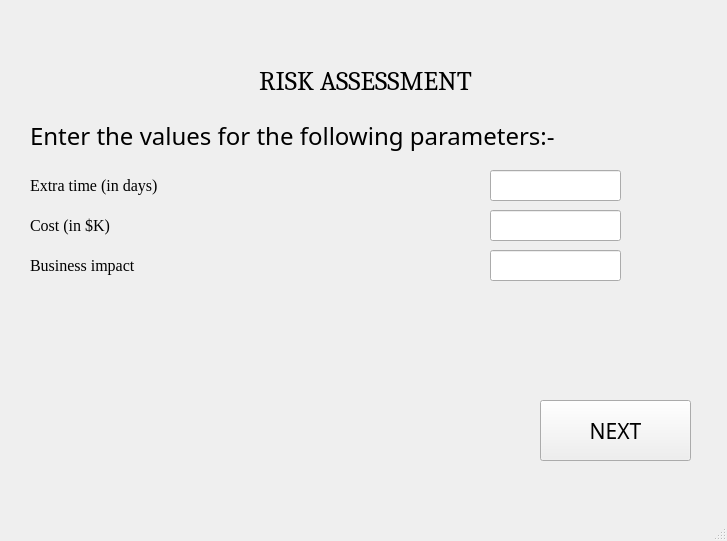
yorozuya-2003/institutional_benchmarking_model, file ui_files/risk_screen.ui: the form before one commit.
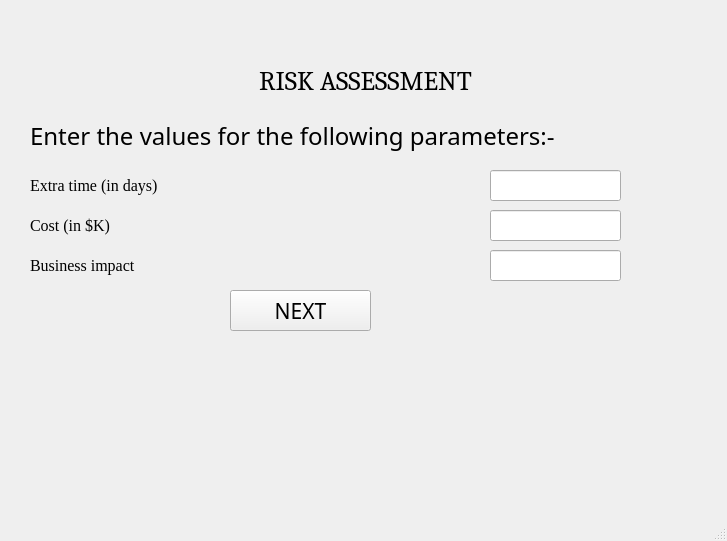
The form after the commit.

What changed in the file:
```diff
--- a/ui_files/risk_screen.ui
+++ b/ui_files/risk_screen.ui
@@ -166,10 +166,10 @@
    <widget class="QPushButton" name="nextButton">
     <property name="geometry">
      <rect>
-      <x>540</x>
-      <y>400</y>
-      <width>151</width>
-      <height>61</height>
+      <x>230</x>
+      <y>290</y>
+      <width>141</width>
+      <height>41</height>
      </rect>
     </property>
     <property name="font">
```
Left out of the diff: 2 changed lines with no effect on the pictures.
